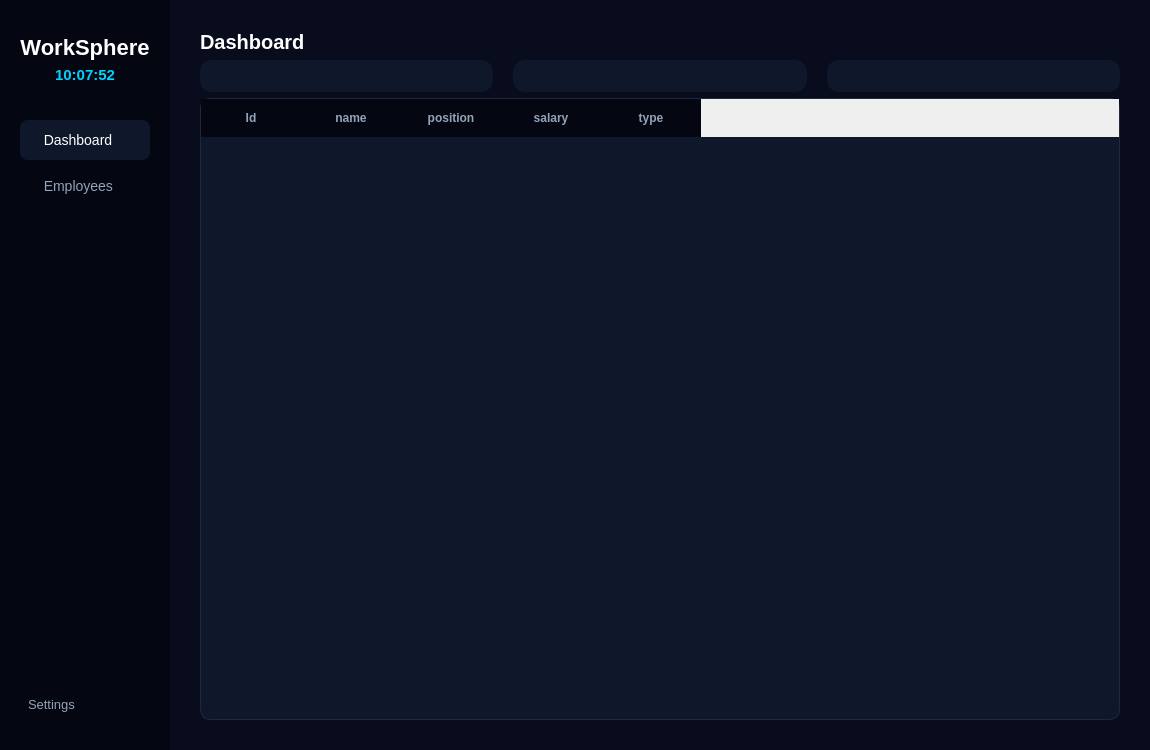
Before: the Qt Designer form workspherewindow.ui in MIhajloS07/WorkSphere, drawn with Qt 5.
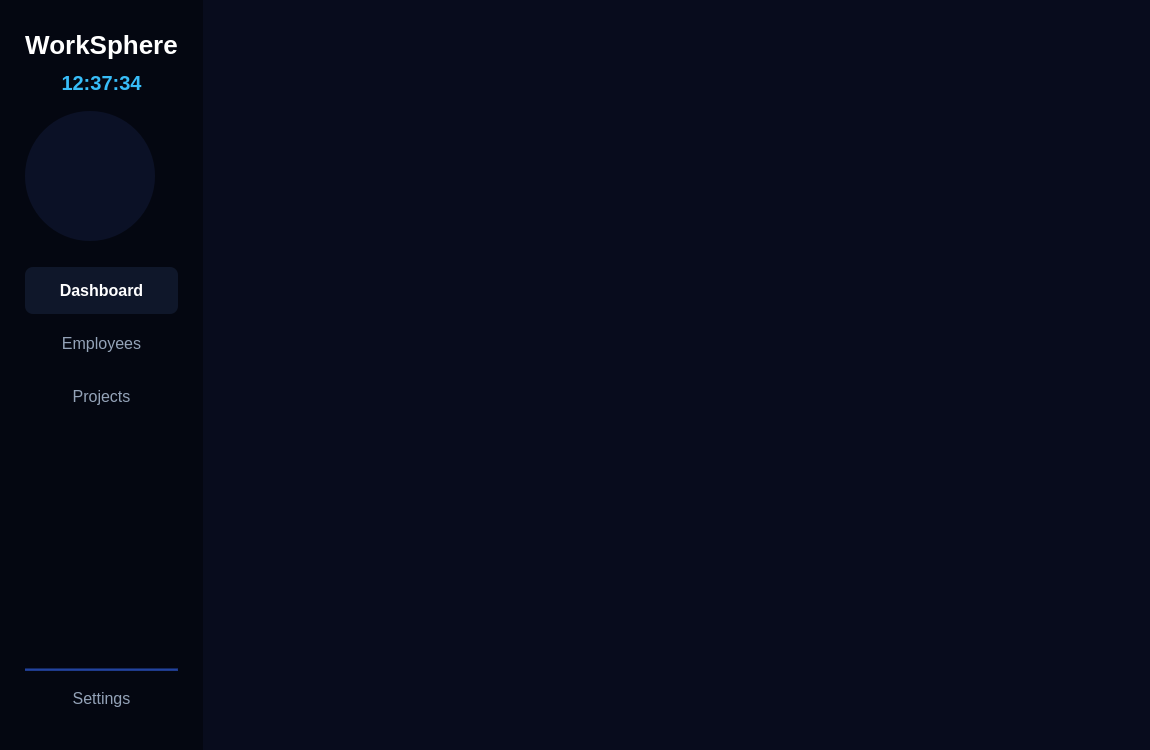
After: the same form once the commit is applied. The open tabs and pages were chosen to show the change.

Commit message: Refactor user experience, fix UI scaling/warnings, update CircularProgressWidget with theme-independent coloring, and implement data entry forms and logo branding.

Patch:
```diff
--- a/workspherewindow.ui
+++ b/workspherewindow.ui
@@ -48,13 +48,13 @@
       </property>
       <layout class="QVBoxLayout" name="verticalLayoutSidebar">
        <property name="leftMargin">
-        <number>20</number>
+        <number>25</number>
        </property>
        <property name="topMargin">
-        <number>35</number>
+        <number>30</number>
        </property>
        <property name="rightMargin">
-        <number>20</number>
+        <number>25</number>
        </property>
        <property name="bottomMargin">
         <number>30</number>
@@ -68,20 +68,42 @@
           <set>Qt::AlignCenter</set>
          </property>
          <property name="styleSheet">
-          <string notr="true">color: #ffffff; font-size: 22px; font-weight: bold; font-family: 'Segoe UI';</string>
+          <string notr="true">color: #ffffff; font-size: 26px; font-weight: bold; font-family: 'Segoe UI';</string>
          </property>
         </widget>
        </item>
        <item>
         <widget class="QLabel" name="clockLabel">
          <property name="text">
-          <string>10:07:52</string>
+          <string>12:37:34</string>
          </property>
          <property name="alignment">
           <set>Qt::AlignCenter</set>
          </property>
          <property name="styleSheet">
-          <string notr="true">color: #00d2ff; font-size: 15px; font-weight: bold; font-family: 'Segoe UI';</string>
+          <string notr="true">color: #38bdf8; font-size: 20px; font-weight: bold; font-family: 'Segoe UI'; margin-top: 5px; margin-bottom: 10px;</string>
+         </property>
+        </widget>
+       </item>
+       <item>
+        <widget class="QLabel" name="labelLogoIcon">
+         <property name="minimumSize">
+          <size>
+           <width>130</width>
+           <height>130</height>
+          </size>
+         </property>
+         <property name="maximumSize">
+          <size>
+           <width>130</width>
+           <height>130</height>
+          </size>
+         </property>
+         <property name="alignment">
+          <set>Qt::AlignCenter</set>
+         </property>
+         <property name="styleSheet">
+          <string notr="true">background-color: #0b1126; border-radius: 65px;</string>
          </property>
         </widget>
        </item>
@@ -96,7 +118,7 @@
          <property name="sizeHint" stdset="0">
           <size>
            <width>20</width>
-           <height>30</height>
+           <height>20</height>
           </size>
          </property>
         </spacer>
@@ -104,23 +126,21 @@
        <item>
         <widget class="QPushButton" name="btnDashboard">
          <property name="text">
-          <string>  Dashboard</string>
+          <string>Dashboard</string>
          </property>
          <property name="styleSheet">
           <string notr="true">
-           QPushButton {
-               background-color: #0f172a;
-               color: #ffffff;
-               border: none;
-               border-radius: 8px;
-               text-align: left;
-               padding: 12px 16px;
-               font-family: 'Segoe UI';
-               font-size: 14px;
-           }
-           QPushButton:hover {
-               background-color: #1e293b;
-           }
+            QPushButton {
+                background-color: #0f172a;
+                color: #ffffff;
+                border: none;
+                border-radius: 8px;
+                text-align: center;
+                padding: 14px;
+                font-family: 'Segoe UI';
+                font-size: 16px;
+                font-weight: bold;
+            }
           </string>
          </property>
         </widget>
@@ -128,24 +148,49 @@
        <item>
         <widget class="QPushButton" name="btnEmployees">
          <property name="text">
-          <string>  Employees</string>
+          <string>Employees</string>
          </property>
          <property name="styleSheet">
           <string notr="true">
-           QPushButton {
-               background-color: transparent;
-               color: #94a3b8;
-               border: none;
-               border-radius: 8px;
-               text-align: left;
-               padding: 12px 16px;
-               font-family: 'Segoe UI';
-               font-size: 14px;
-           }
-           QPushButton:hover {
-               background-color: #0f172a;
-               color: #ffffff;
-           }
+            QPushButton {
+                background-color: transparent;
+                color: #94a3b8;
+                border: none;
+                border-radius: 8px;
+                text-align: center;
+                padding: 14px;
+                font-family: 'Segoe UI';
+                font-size: 16px;
+            }
+            QPushButton:hover {
+                background-color: #0f172a;
+                color: #ffffff;
+            }
+          </string>
+         </property>
+        </widget>
+       </item>
+       <item>
+        <widget class="QPushButton" name="btnProjects">
+         <property name="text">
+          <string>Projects</string>
+         </property>
+         <property name="styleSheet">
+          <string notr="true">
+            QPushButton {
+                background-color: transparent;
+                color: #94a3b8;
+                border: none;
+                border-radius: 8px;
+                text-align: center;
+                padding: 14px;
+                font-family: 'Segoe UI';
+                font-size: 16px;
+            }
+            QPushButton:hover {
+                background-color: #0f172a;
+                color: #ffffff;
+            }
           </string>
          </property>
         </widget>
@@ -158,11 +203,24 @@
          <property name="sizeHint" stdset="0">
           <size>
            <width>20</width>
-           <height>350</height>
+           <height>40</height>
           </size>
          </property>
         </spacer>
        </item>
+       <item>
+        <widget class="QFrame" name="lineSidebar">
+         <property name="frameShape">
+          <enum>QFrame::HLine</enum>
+         </property>
+         <property name="frameShadow">
+          <enum>QFrame::Sunken</enum>
+         </property>
+         <property name="styleSheet">
+          <string notr="true">color: #1e3a8a; background-color: #1e3a8a; max-height: 2px;</string>
+         </property>
+        </widget>
+       </item>
        <item>
         <widget class="QPushButton" name="btnSettings">
          <property name="text">
@@ -170,18 +228,18 @@
          </property>
          <property name="styleSheet">
           <string notr="true">
-           QPushButton {
-               background-color: transparent;
-               color: #94a3b8;
-               border: none;
-               text-align: left;
-               padding: 8px;
-               font-family: 'Segoe UI';
-               font-size: 13px;
-           }
-           QPushButton:hover {
-               color: #ffffff;
-           }
+            QPushButton {
+                background-color: transparent;
+                color: #94a3b8;
+                border: none;
+                text-align: center;
+                padding: 12px;
+                font-family: 'Segoe UI';
+                font-size: 16px;
+            }
+            QPushButton:hover {
+                color: #ffffff;
+            }
           </string>
          </property>
         </widget>
@@ -198,16 +256,19 @@
       <widget class="QWidget" name="dashboardPage">
        <layout class="QVBoxLayout" name="verticalLayoutDashboard">
         <property name="leftMargin">
-         <number>30</number>
+         <number>35</number>
         </property>
         <property name="topMargin">
-         <number>30</number>
+         <number>15</number>
         </property>
         <property name="rightMargin">
-         <number>30</number>
+         <number>35</number>
         </property>
         <property name="bottomMargin">
-         <number>30</number>
+         <number>20</number>
+        </property>
+        <property name="spacing">
+         <number>10</number>
         </property>
         <item>
          <widget class="QLabel" name="labelDashboardTitle">
@@ -215,7 +276,7 @@
            <string>Dashboard</string>
           </property>
           <property name="styleSheet">
-           <string notr="true">color: #ffffff; font-size: 20px; font-weight: bold; font-family: 'Segoe UI';</string>
+           <string notr="true">color: #ffffff; font-size: 26px; font-weight: bold; font-family: 'Segoe UI';</string>
           </property>
          </widget>
         </item>
@@ -311,6 +372,7 @@
                 border: none;
                 font-weight: bold;
                 font-family: 'Segoe UI';
+                font-size: 13px;
             }
            </string>
           </property>
@@ -443,6 +505,110 @@
        </layout>
       </widget>
 
+      <!-- PROJECT FORM PAGE -->
+      <widget class="QWidget" name="projectFormPage">
+       <layout class="QVBoxLayout" name="verticalLayoutProjectFormPage">
+        <property name="leftMargin">
+         <number>40</number>
+        </property>
+        <property name="topMargin">
+         <number>30</number>
+        </property>
+        <property name="rightMargin">
+         <number>40</number>
+        </property>
+        <property name="bottomMargin">
+         <number>30</number>
+        </property>
+        <item>
+         <spacer name="spacerProjectFormTop">
+          <property name="orientation">
+           <enum>Qt::Vertical</enum>
+          </property>
+          <property name="sizeHint" stdset="0">
+           <size>
+            <width>20</width>
+            <height>40</height>
+           </size>
+          </property>
+         </spacer>
+        </item>
+        <item>
+         <layout class="QHBoxLayout" name="horizontalLayoutProjectFormWrapper">
+          <item>
+           <spacer name="spacerProjectFormLeft">
+            <property name="orientation">
+             <enum>Qt::Horizontal</enum>
+            </property>
+            <property name="sizeHint" stdset="0">
+             <size>
+              <width>40</width>
+              <height>20</height>
+             </size>
+            </property>
+           </spacer>
+          </item>
+          <item>
+           <widget class="QWidget" name="projectFormContainerWidget">
+            <property name="maximumWidth">
+             <number>520</number>
+            </property>
+            <layout class="QVBoxLayout" name="verticalLayoutProjectFormContent">
+             <property name="spacing">
+              <number>15</number>
+             </property>
+            </layout>
+           </widget>
+          </item>
+          <item>
+           <spacer name="spacerProjectFormRight">
+            <property name="orientation">
+             <enum>Qt::Horizontal</enum>
+            </property>
+            <property name="sizeHint" stdset="0">
+             <size>
+              <width>40</width>
+              <height>20</height>
+             </size>
+            </property>
+           </spacer>
+          </item>
+         </layout>
+        </item>
+        <item>
+         <spacer name="spacerProjectFormBottom">
+          <property name="orientation">
+           <enum>Qt::Vertical</enum>
+          </property>
+          <property name="sizeHint" stdset="0">
+           <size>
+            <width>20</width>
+            <height>60</height>
+           </size>
+          </property>
+         </spacer>
+        </item>
+       </layout>
+      </widget>
+
+      <!-- SETTINGS PAGE -->
+      <widget class="QWidget" name="settingsPage">
+       <layout class="QVBoxLayout" name="verticalLayoutSettingsPage">
+        <property name="leftMargin">
+         <number>40</number>
+        </property>
+        <property name="topMargin">
+         <number>30</number>
+        </property>
+        <property name="rightMargin">
+         <number>40</number>
+        </property>
+        <property name="bottomMargin">
+         <number>30</number>
+        </property>
+       </layout>
+      </widget>
+
      </widget>
     </item>
    </layout>
```
Left out of the diff: 86 changed lines with no effect on the pictures. The commit also changes 60 other files.
